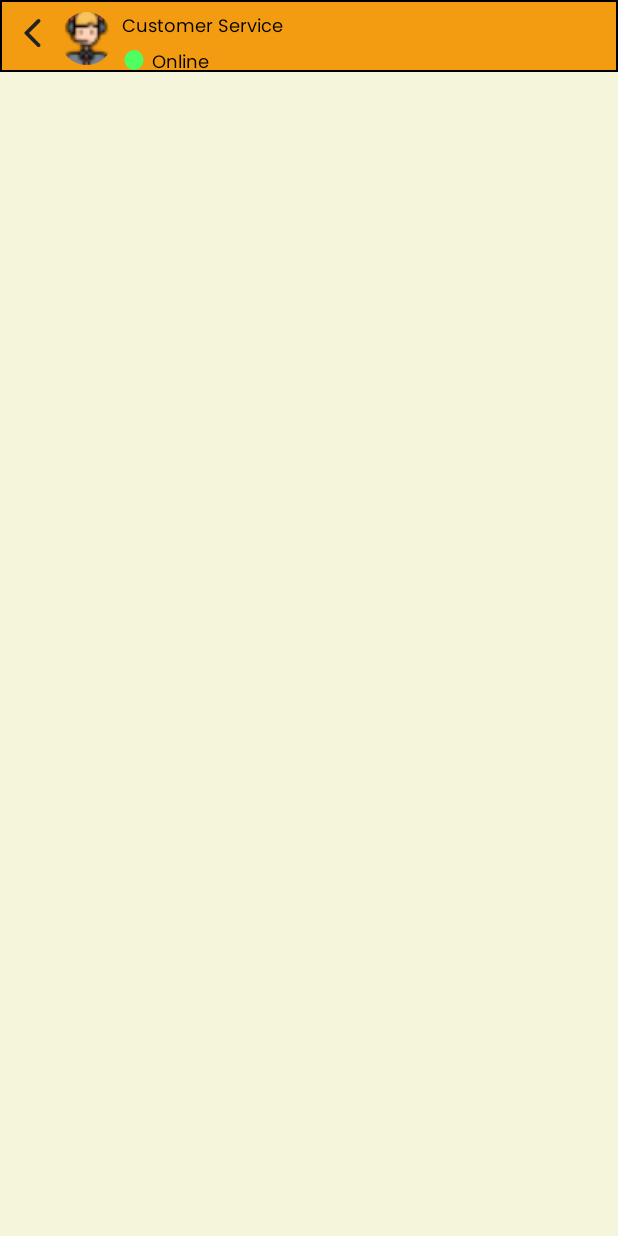
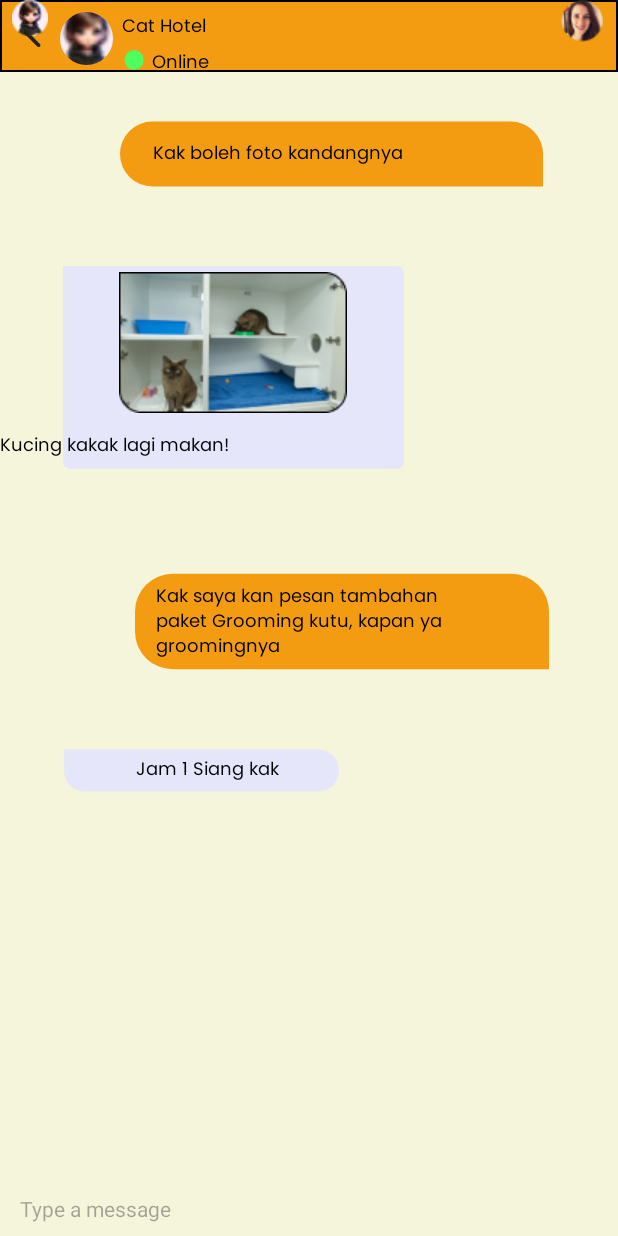
Before and after one commit to hsnyibrhm/Massive_Opets, an Android app: the ChatCatHotelActivity screen opened directly, with no data from a screen before it, on a phone screen of 412 x 824 dp. Run offline under Robolectric (Android 15) with nearby library versions, the phone set to English and light mode, and no system bars; our stand-ins replace CircleImageView.

Commit message:
cat hotel

```diff
--- /dev/null
+++ b/app/src/main/res/drawable/glmbng_chat_knn_2.xml
@@ -0,0 +1,18 @@
+<?xml version="1.0" encoding="utf-8"?>
+<shape xmlns:android="http://schemas.android.com/apk/res/android">
+
+    <solid android:color="@color/oren" />
+
+    <corners
+        android:topLeftRadius="10dp"
+        android:topRightRadius="10dp"
+        android:bottomLeftRadius="10dp"
+        android:bottomRightRadius="0dp"
+        />
+
+    <size
+        android:height="25dp"
+        android:width="110dp"
+        />
+
+</shape>
--- a/app/src/main/res/layout/activity_chat_cat_hotel.xml
+++ b/app/src/main/res/layout/activity_chat_cat_hotel.xml
@@ -22,7 +22,7 @@
         android:layout_width="47dp"
         android:layout_height="35dp"
         android:layout_marginTop="8dp"
-        android:src="@drawable/cus_ser"
+        android:src="@drawable/cat_hotel"
         app:layout_constraintStart_toEndOf="@+id/btnback"
         app:layout_constraintTop_toTopOf="parent" />
 
@@ -67,7 +67,7 @@
         android:layout_height="23dp"
         android:layout_marginTop="8dp"
         android:fontFamily="@font/poppins_regular"
-        android:text="Customer Service"
+        android:text="Cat Hotel"
         android:textColor="@color/black"
         android:textSize="12sp"
         app:layout_constraintBottom_toBottomOf="@+id/imageView13"
@@ -77,4 +77,143 @@
         app:layout_constraintTop_toTopOf="parent"
         app:layout_constraintVertical_bias="0.0" />
 
+    <ImageView
+        android:id="@+id/cht_1"
+        android:layout_width="282dp"
+        android:layout_height="61dp"
+        android:layout_marginStart="80dp"
+        android:layout_marginTop="24dp"
+        android:src="@drawable/glmbng_chat_knn"
+        app:layout_constraintStart_toStartOf="parent"
+        app:layout_constraintTop_toBottomOf="@+id/imageView13" />
+
+    <TextView
+        android:layout_width="wrap_content"
+        android:layout_height="wrap_content"
+        android:fontFamily="@font/poppins_regular"
+        android:padding="8dp"
+        android:text="Kak boleh foto kandangnya"
+        android:textColor="@color/black"
+        android:textSize="12sp"
+        app:layout_constraintBottom_toBottomOf="@+id/cht_1"
+        app:layout_constraintEnd_toEndOf="@+id/cht_1"
+        app:layout_constraintHorizontal_bias="0.142"
+        app:layout_constraintStart_toStartOf="@+id/cht_1"
+        app:layout_constraintTop_toTopOf="@+id/cht_1" />
+
+
+    <ImageView
+        android:id="@+id/cat_hotel_1"
+        android:layout_width="227dp"
+        android:layout_height="191dp"
+        android:layout_marginTop="16dp"
+        android:src="@drawable/glmbng_chat_kiri_3"
+        app:layout_constraintEnd_toEndOf="parent"
+        app:layout_constraintHorizontal_bias="0.228"
+        app:layout_constraintStart_toStartOf="parent"
+        app:layout_constraintTop_toBottomOf="@+id/cht_1" />
+
+    <ImageView
+        android:id="@+id/imageView20"
+        android:layout_width="wrap_content"
+        android:layout_height="wrap_content"
+        android:layout_marginTop="32dp"
+        android:src="@drawable/kucing_mkn"
+        app:layout_constraintEnd_toEndOf="@+id/cat_hotel_1"
+        app:layout_constraintHorizontal_bias="0.493"
+        app:layout_constraintStart_toStartOf="@+id/cat_hotel_1"
+        app:layout_constraintTop_toTopOf="@+id/cat_hotel_1" />
+
+    <TextView
+        android:layout_width="159dp"
+        android:layout_height="23dp"
+        android:layout_marginTop="12dp"
+        android:fontFamily="@font/poppins_regular"
+        android:text="Kucing kakak lagi makan!"
+        android:textColor="@color/black"
+        android:textSize="12sp"
+        app:layout_constraintBottom_toBottomOf="@+id/cat_hotel_1"
+        app:layout_constraintTop_toBottomOf="@+id/imageView20"
+        app:layout_constraintVertical_bias="0.0"
+        tools:layout_editor_absoluteX="81dp" />
+
+    <ImageView
+        android:id="@+id/cht_2"
+        android:layout_width="276dp"
+        android:layout_height="99dp"
+        android:layout_marginTop="24dp"
+        android:layout_marginEnd="8dp"
+        android:src="@drawable/glmbng_chat_knn_2"
+        app:layout_constraintEnd_toStartOf="@+id/img_cs_1"
+        app:layout_constraintTop_toBottomOf="@+id/cat_hotel_1" />
+
+    <TextView
+        android:layout_width="201dp"
+        android:layout_height="60dp"
+        android:fontFamily="@font/poppins_regular"
+        android:text="Kak saya kan pesan tambahan paket Grooming kutu, kapan ya groomingnya"
+        android:textColor="@color/black"
+        android:textSize="12sp"
+        app:layout_constraintBottom_toBottomOf="@+id/cht_2"
+        app:layout_constraintEnd_toEndOf="@+id/cht_2"
+        app:layout_constraintHorizontal_bias="0.186"
+        app:layout_constraintStart_toStartOf="@+id/cht_2"
+        app:layout_constraintTop_toTopOf="@+id/cht_2"
+        app:layout_constraintVertical_bias="0.589" />
+
+    <ImageView
+        android:id="@+id/img_cs_1"
+        android:layout_width="wrap_content"
+        android:layout_height="wrap_content"
+        android:layout_marginEnd="10dp"
+        android:src="@drawable/cat_chat"
+        app:layout_constraintEnd_toEndOf="parent"
+        tools:layout_editor_absoluteY="435dp" />
+
+    <ImageView
+        android:id="@+id/cat_hotel_2"
+        android:layout_width="183dp"
+        android:layout_height="51dp"
+        android:layout_marginStart="8dp"
+        android:layout_marginTop="24dp"
+        android:layout_marginEnd="184dp"
+        android:src="@drawable/glmbng_chat_kiri"
+        app:layout_constraintEnd_toEndOf="parent"
+        app:layout_constraintStart_toEndOf="@+id/img_cs"
+        app:layout_constraintTop_toBottomOf="@+id/cht_2" />
+
+    <TextView
+        android:id="@+id/textView15"
+        android:layout_width="wrap_content"
+        android:layout_height="wrap_content"
+        android:fontFamily="@font/poppins_regular"
+        android:text="Jam 1 Siang kak"
+        android:textColor="@color/black"
+        android:textSize="12sp"
+        app:layout_constraintBottom_toBottomOf="@+id/cat_hotel_2"
+        app:layout_constraintEnd_toEndOf="@+id/cat_hotel_2"
+        app:layout_constraintHorizontal_bias="0.546"
+        app:layout_constraintStart_toStartOf="@+id/cat_hotel_2"
+        app:layout_constraintTop_toTopOf="@+id/cat_hotel_2" />
+
+    <ImageView
+        android:id="@+id/img_cs"
+        android:layout_width="wrap_content"
+        android:layout_height="wrap_content"
+        android:layout_marginStart="8dp"
+        android:src="@drawable/cat_hotel"
+        app:layout_constraintStart_toStartOf="parent"
+        tools:layout_editor_absoluteY="487dp" />
+
+    <TextView
+        android:layout_width="400dp"
+        android:layout_height="28dp"
+        android:layout_marginStart="15dp"
+        android:hint="Type a message"
+        android:textSize="14sp"
+        app:layout_constraintBottom_toBottomOf="parent"
+        app:layout_constraintEnd_toEndOf="parent"
+        app:layout_constraintHorizontal_bias="0.666"
+        app:layout_constraintStart_toStartOf="parent" />
+
 </androidx.constraintlayout.widget.ConstraintLayout>
```
Also changed, not shown: app/src/main/res/drawable/cat_chat.png (added), app/src/main/res/drawable/cat_hotel.png (added), app/src/main/res/drawable/kucing_mkn.png (added).
